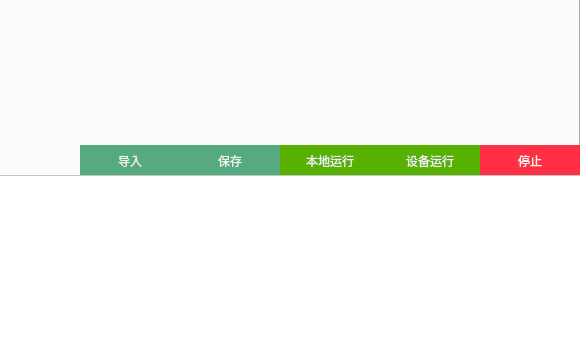
Old version of the form ui/tankWindow.ui in the repository Asan96/Car; both pictures show x 420 to 1000 and y 369 to 720 of the 1000 by 720 pixel window.
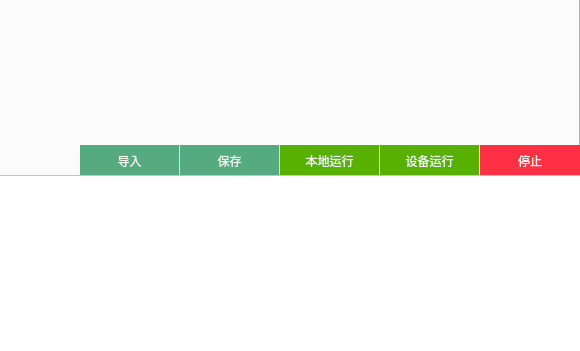
New version of the form.

Commit message: 样式优化

Diff of the .ui file:
```diff
--- a/ui/tankWindow.ui
+++ b/ui/tankWindow.ui
@@ -820,7 +820,7 @@
       </property>
       <property name="styleSheet">
        <string notr="true">QPushButton:hover{background-color:rgb(0, 156, 0);color:#F8F8F8} 
-QPushButton{background-color:rgb(88, 177, 0);color:#F2F2F2;border:0}</string>
+QPushButton{background-color:rgb(88, 177, 0);color:#F2F2F2;border:0;border-right:1px solid #DDDDDD}</string>
       </property>
       <property name="text">
        <string>本地运行</string>
@@ -854,7 +854,7 @@
       </property>
       <property name="styleSheet">
        <string notr="true">QPushButton:hover{background-color:rgb(85, 170, 0);color:#F8F8F8} 
-QPushButton{background-color:rgb(85, 170, 127);color:#F2F2F2;border:0;}
+QPushButton{background-color:rgb(85, 170, 127);color:#F2F2F2;border:0;border-right:1px solid #DDDDDD}
 </string>
       </property>
       <property name="text">
@@ -872,7 +872,7 @@
       </property>
       <property name="styleSheet">
        <string notr="true">QPushButton:hover{background-color:rgb(85, 170, 0);color:#F8F8F8} 
-QPushButton{background-color:rgb(85, 170, 127);color:#F2F2F2;border:0}</string>
+QPushButton{background-color:rgb(85, 170, 127);color:#F2F2F2;border:0;border-right:1px solid #DDDDDD}</string>
       </property>
       <property name="text">
        <string>保存</string>
@@ -889,7 +889,7 @@
       </property>
       <property name="styleSheet">
        <string notr="true">QPushButton:hover{background-color:rgb(0, 156, 0);color:#F8F8F8} 
-QPushButton{background-color:rgb(88, 177, 0);color:#F2F2F2;border:0}</string>
+QPushButton{background-color:rgb(88, 177, 0);color:#F2F2F2;border:0;border-right:1px solid #DDDDDD}</string>
       </property>
       <property name="text">
        <string>设备运行</string>
```
The commit also changes 2 other files.
